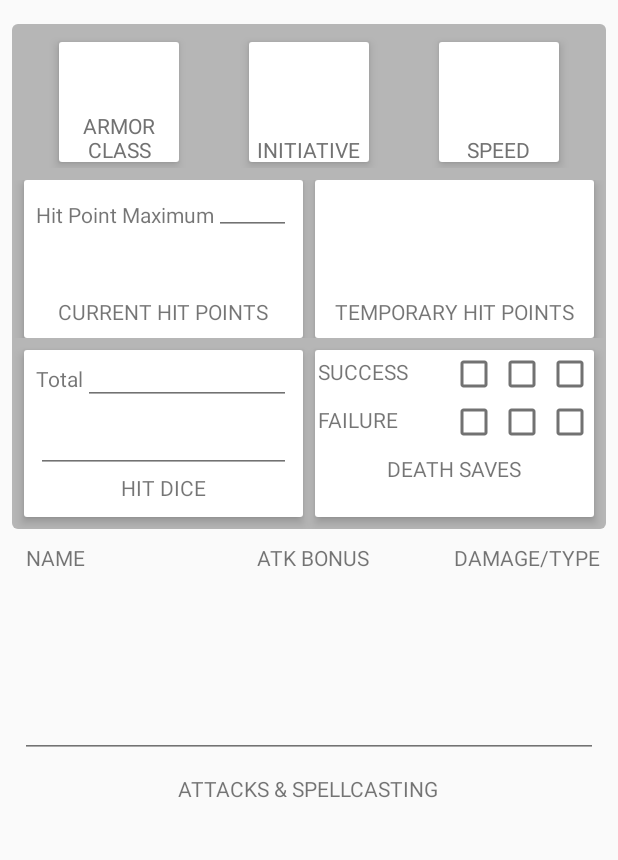
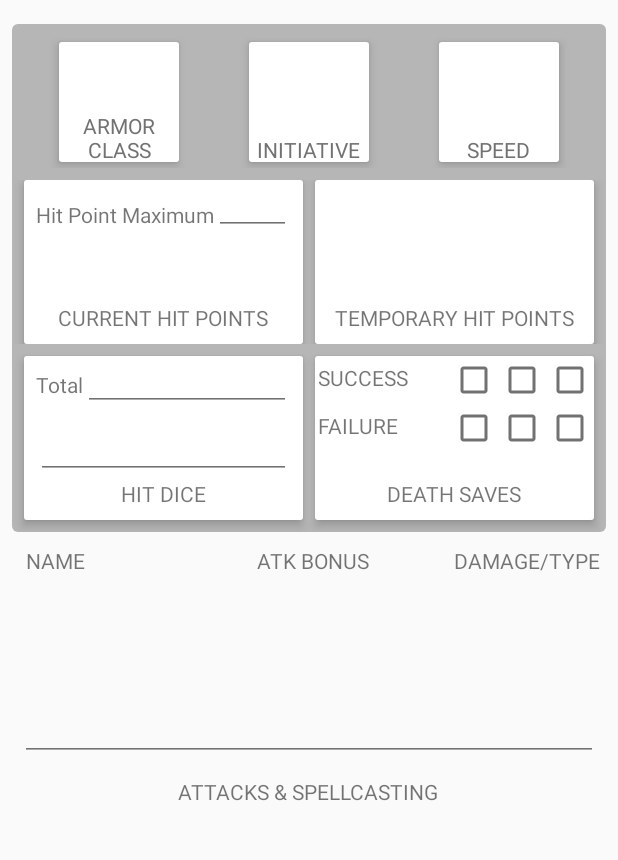
Before and after one commit to KnutKnutson/CharacterSheet2, an Android app: the fragment CharacterCombatStatsFragment placed in its activity, on a phone screen of 412 x 824 dp, the part 300-1160 px from its top. Run offline under Robolectric (Android 15) with nearby library versions, the light colour scheme and no system bars; our stand-ins replace Picasso; libraries missing offline, so code that uses them is left out: io.realm; pictures from the network do not load; 48 statements that could not run were skipped.

Commit message:
minor ui updates

```diff
--- a/app/src/main/java/com/boredombabies/charactersheet/fragment/CharacterSheetListFragment.java
+++ b/app/src/main/java/com/boredombabies/charactersheet/fragment/CharacterSheetListFragment.java
@@ -245,7 +245,6 @@ public class CharacterSheetListFragment extends ListFragment {
 
     private void deleteCharacter() {
         final PlayerCharacter honoredDead = realm.copyFromRealm(PlayerCharacterHelper.getCharacter(realm, characterMenuItem));
-        // TODO: try copyFromRealm then delete... though that may change the id...
         PlayerCharacterHelper.killCharacter(realm, PlayerCharacterHelper.getCharacter(realm, characterMenuItem));
         listAdapter.notifyDataSetChanged();
         Snackbar.make(getView(), "Character Deleted", Snackbar.LENGTH_LONG)
--- a/app/src/main/java/com/boredombabies/charactersheet/fragment/FeaturesFragment.java
+++ b/app/src/main/java/com/boredombabies/charactersheet/fragment/FeaturesFragment.java
@@ -44,7 +44,6 @@ public class FeaturesFragment extends android.support.v4.app.Fragment {
                 playerCharacter.getFeatures().setPersonalityTraits(s.toString());
             }
         });
-        // TODO: move languages to features model
         EditText otherProfAndLang = (EditText) rootView.findViewById(R.id.languages);
         otherProfAndLang.setText(playerCharacter.getAttributes().getOtherProficienciesAndLanguages());
         otherProfAndLang.addTextChangedListener(new EditTextTextWatcher(getActivity()) {
--- a/app/src/main/java/com/boredombabies/charactersheet/helper/PlayerCharacterHelper.java
+++ b/app/src/main/java/com/boredombabies/charactersheet/helper/PlayerCharacterHelper.java
@@ -65,7 +65,6 @@ public class PlayerCharacterHelper {
 
     public static RealmResults<PlayerCharacter> assembleParty(Realm realm) {
         if (characters == null) {
-            // TODO: clean up deleted characters
             characters = realm.where( PlayerCharacter.class )
                               .equalTo("deleted", false)
                               .findAll();
--- a/app/src/main/res/layout-sw600dp/activity_charactersheet_app_bar_vp.xml
+++ b/app/src/main/res/layout-sw600dp/activity_charactersheet_app_bar_vp.xml
@@ -25,7 +25,7 @@
             app:toolbarId="@+id/toolbar">
 
             <FrameLayout
-                android:layout_width="match_parent"
+                android:layout_width="wrap_content"
                 android:layout_height="@dimen/app_bar_height"
                 android:layout_gravity="right"
                 app:layout_collapseMode="parallax"
@@ -34,7 +34,7 @@
 
                 <ImageView
                     android:id="@+id/header_image"
-                    android:layout_width="match_parent"
+                    android:layout_width="500dp"
                     android:layout_height="match_parent"
                     android:scaleType="centerCrop"
                     android:fitsSystemWindows="true"/>
--- a/app/src/main/res/layout/fragment_character_combat_stats.xml
+++ b/app/src/main/res/layout/fragment_character_combat_stats.xml
@@ -121,12 +121,17 @@
                         android:paddingTop="0dp"
                         android:paddingEnd="0dp"
                         android:paddingBottom="4dp"/>
+                    <RelativeLayout
+                        android:layout_width="match_parent"
+                        android:layout_height="match_parent"
+                        android:id="@+id/currentHPETWrapper"
+                        android:layout_below="@+id/hitPointMaxLabel">
                         <EditText
                             android:layout_width="match_parent"
                             android:layout_height="wrap_content"
-                        android:layout_below="@+id/hitPointMaxLabel"
                             android:id="@+id/currentHitPoints"
                             android:background="@android:color/transparent"
+                            android:layout_marginBottom="@dimen/content_margin"
                             android:minLines="2"/>
                         <TextView
                             android:layout_width="wrap_content"
@@ -134,7 +139,9 @@
                             android:id="@+id/currentHitPointsLabel"
                             android:text="@string/label_current_hit_points"
                             android:layout_alignParentBottom="true"
-                        android:layout_centerHorizontal="true"/>
+                            android:layout_centerHorizontal="true" />
+
+                    </RelativeLayout>
                 </RelativeLayout>
 
                 <RelativeLayout
@@ -151,7 +158,6 @@
                         android:layout_width="match_parent"
                         android:layout_height="wrap_content"
                         android:id="@+id/temporaryHitPoints"
-                        android:layout_above="@+id/temporaryHitPointsLabel"
                         android:background="@android:color/transparent"
                         android:minLines="2"/>
                     <TextView
@@ -221,6 +227,7 @@
                     android:layout_marginTop="@dimen/content_margin"
                     android:layout_marginBottom="@dimen/content_margin"
                     android:layout_marginEnd="@dimen/content_margin"
+                    android:paddingBottom="@dimen/content_margin"
                     android:id="@+id/deathSavesLayout">
 
                     <TextView
@@ -278,10 +285,8 @@
                         android:layout_width="wrap_content"
                         android:layout_height="wrap_content"
                         android:text="@string/label_death_saves"
-                        android:layout_below="@+id/failure2"
                         android:layout_alignParentBottom="true"
-                        android:layout_centerHorizontal="true"
-                        android:layout_marginTop="5dp"/>
+                        android:layout_centerHorizontal="true" />
                 </RelativeLayout>
             </LinearLayout>
 
```
Also changed, not shown: app/src/main/res/layout/fragment_allies.xml (+9 -16 lines). Lines whose indentation alone changed are shown as unchanged.
